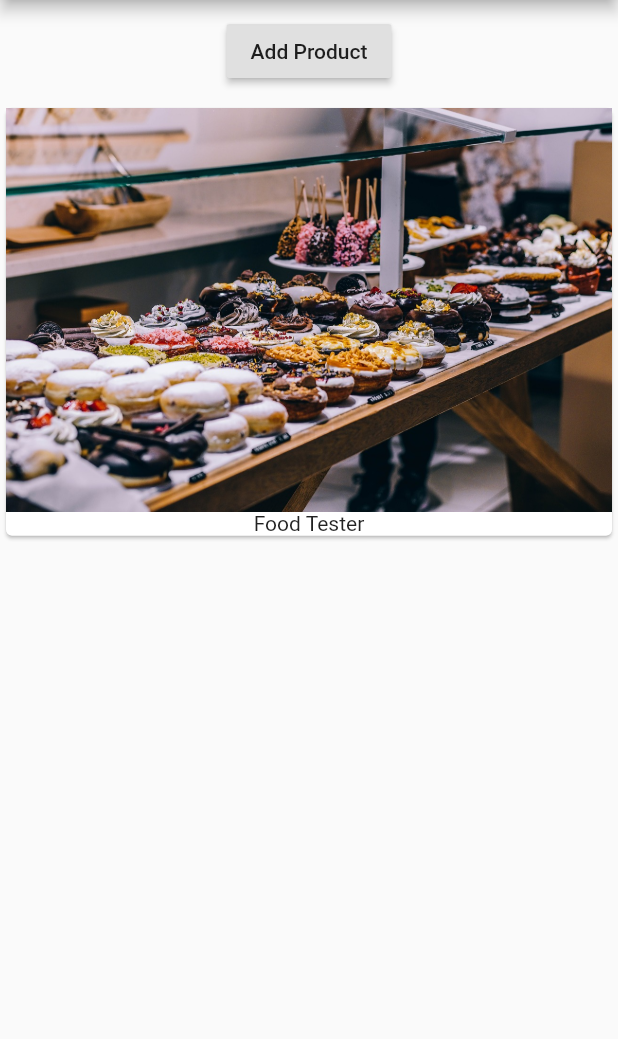
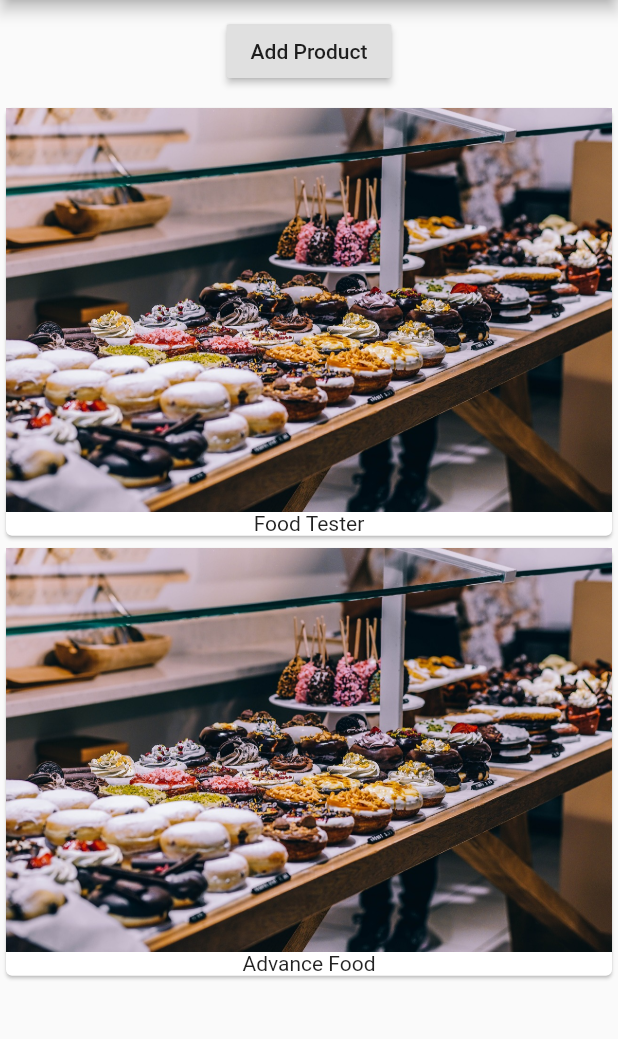
Before and after one commit to manisht92/FlutterTheFuture, a Flutter app: the screen it shows after launch, after a tap on "Add Product", on a phone screen of 412 x 824 dp, the part 84-1123 px from its top. Run offline on Flutter 3.47's test engine with Material 2 defaults, Android fonts, the phone set to English and light mode, and no system bars; network calls fail.

Commit message:
Splitting Code

```diff
--- a/flutter_academind/lib/main.dart
+++ b/flutter_academind/lib/main.dart
@@ -1,18 +1,9 @@
 import 'package:flutter/material.dart';
+import 'package:flutter_academind/product_manager.dart';
 
 void main() => runApp(MyApp());
 
-class MyApp extends StatefulWidget {
-  @override
-  State<StatefulWidget> createState() {
-    // TODO: implement createState
-    return _MyAppState();
-  }
-}
-
-class _MyAppState extends State<MyApp> {
-  List<String> _products = ["Food Tester"];
-
+class MyApp extends StatelessWidget {
   @override
   build(BuildContext context) {
     return MaterialApp(
@@ -20,30 +11,7 @@ class _MyAppState extends State<MyApp> {
         appBar: AppBar(
           title: Text("EasyList"),
         ),
-        body: Column(children: [
-          Container(
-              margin: EdgeInsets.all(10.0),
-              child: Column(
-                children: <Widget>[
-                  RaisedButton(
-                    child: Text("Add Product"),
-                    onPressed: () {},
-                  )
-                ],
-              )),
-          Column(
-            children: _products
-                .map((element) => Card(
-                      child: Column(
-                        children: <Widget>[
-                          Image.asset("assets/food.jpg"),
-                          Text(element)
-                        ],
-                      ),
-                    ))
-                .toList(),
-          )
-        ]),
+        body: ProductManager(),
       ),
     );
   }
--- /dev/null
+++ b/flutter_academind/lib/product_manager.dart
@@ -0,0 +1,36 @@
+import 'package:flutter/material.dart';
+import 'package:flutter_academind/products.dart';
+
+class ProductManager extends StatefulWidget {
+  @override
+  State<StatefulWidget> createState() {
+    return _ProductManagerState();
+  }
+}
+
+class _ProductManagerState extends State<ProductManager> {
+  List<String> _products = ["Food Tester"];
+
+  @override
+  Widget build(BuildContext context) {
+    return Column(
+      children: [
+        Container(
+            margin: EdgeInsets.all(10.0),
+            child: Column(
+              children: <Widget>[
+                RaisedButton(
+                  child: Text("Add Product"),
+                  onPressed: () {
+                    setState(() {
+                      _products.add("Advance Food");
+                    });
+                  },
+                )
+              ],
+            )),
+        Products(_products)
+      ],
+    );
+  }
+}
--- /dev/null
+++ b/flutter_academind/lib/products.dart
@@ -0,0 +1,22 @@
+import 'package:flutter/material.dart';
+
+class Products extends StatelessWidget {
+  final List<String> products;
+  Products(this.products);
+
+  @override
+  Widget build(BuildContext context) {
+    return Column(
+      children: products
+          .map((element) => Card(
+                child: Column(
+                  children: <Widget>[
+                    Image.asset("assets/food.jpg"),
+                    Text(element)
+                  ],
+                ),
+              ))
+          .toList(),
+    );
+  }
+}
```
